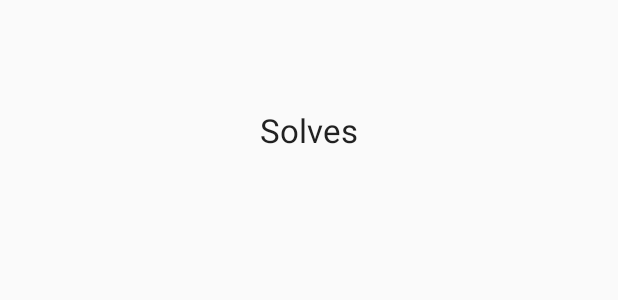
After one commit to limabeans/cub, an Android app: the layout activity_solves.xml on its own in the app's theme, with its tools: preview values and no code run, on a phone screen of 412 x 824 dp. The commit adds this screen. Shown: the top 300 px of the screen. Run offline under Robolectric (Android 15) with nearby library versions, the phone set to English and light mode, and no system bars.

Commit message:
added SolvesActivity

```diff
--- a/app/src/main/AndroidManifest.xml
+++ b/app/src/main/AndroidManifest.xml
@@ -20,6 +20,11 @@
         <activity
             android:name=".SettingsActivity">
         </activity>
+
+        <activity
+            android:name=".SolvesActivity">
+        </activity>
+
     </application>
 
 </manifest>
--- /dev/null
+++ b/app/src/main/res/layout/activity_solves.xml
@@ -0,0 +1,14 @@
+<?xml version="1.0" encoding="utf-8"?>
+<RelativeLayout xmlns:android="http://schemas.android.com/apk/res/android"
+    android:layout_width="match_parent" android:layout_height="match_parent">
+
+    <TextView
+        android:layout_width="wrap_content"
+        android:layout_height="wrap_content"
+        android:textAppearance="?android:attr/textAppearanceLarge"
+        android:text="Solves"
+        android:id="@+id/textView"
+        android:layout_marginTop="72dp"
+        android:layout_alignParentTop="true"
+        android:layout_centerHorizontal="true" />
+</RelativeLayout>
--- a/app/src/main/res/menu/menu_main.xml
+++ b/app/src/main/res/menu/menu_main.xml
@@ -2,6 +2,11 @@
     xmlns:app="http://schemas.android.com/apk/res-auto"
     xmlns:tools="http://schemas.android.com/tools" tools:context=".MainActivity">
 
+    <item
+        android:id="@+id/action_solves"
+        android:title="Solves"
+        app:showAsAction="ifRoom"
+        />
     <item
         android:id="@+id/action_settings"
         android:title="@string/action_settings"
```
Also changed, not shown: app/src/main/java/com/angelllim/cube/cub/MainActivity.java (+6 -2 lines), app/src/main/java/com/angelllim/cube/cub/SolveDB.java (+53 -0 lines), app/src/main/java/com/angelllim/cube/cub/SolvesActivity.java (added, +17 -0 lines).
